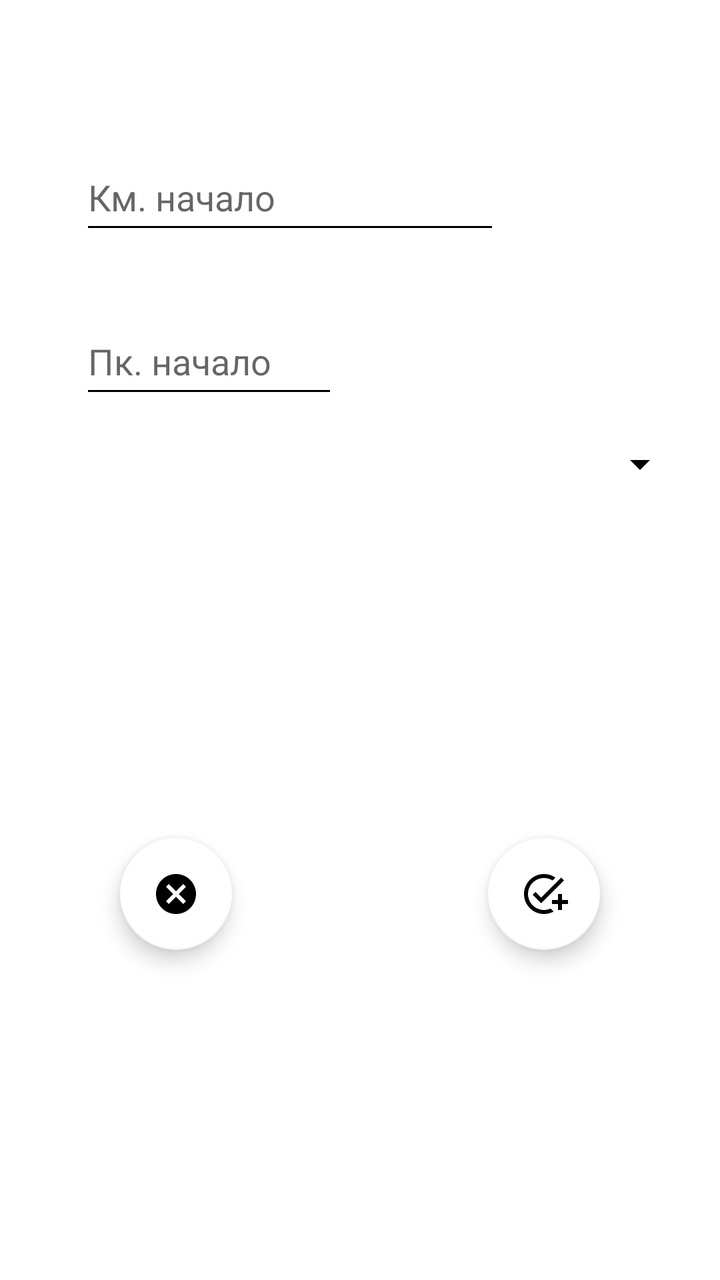
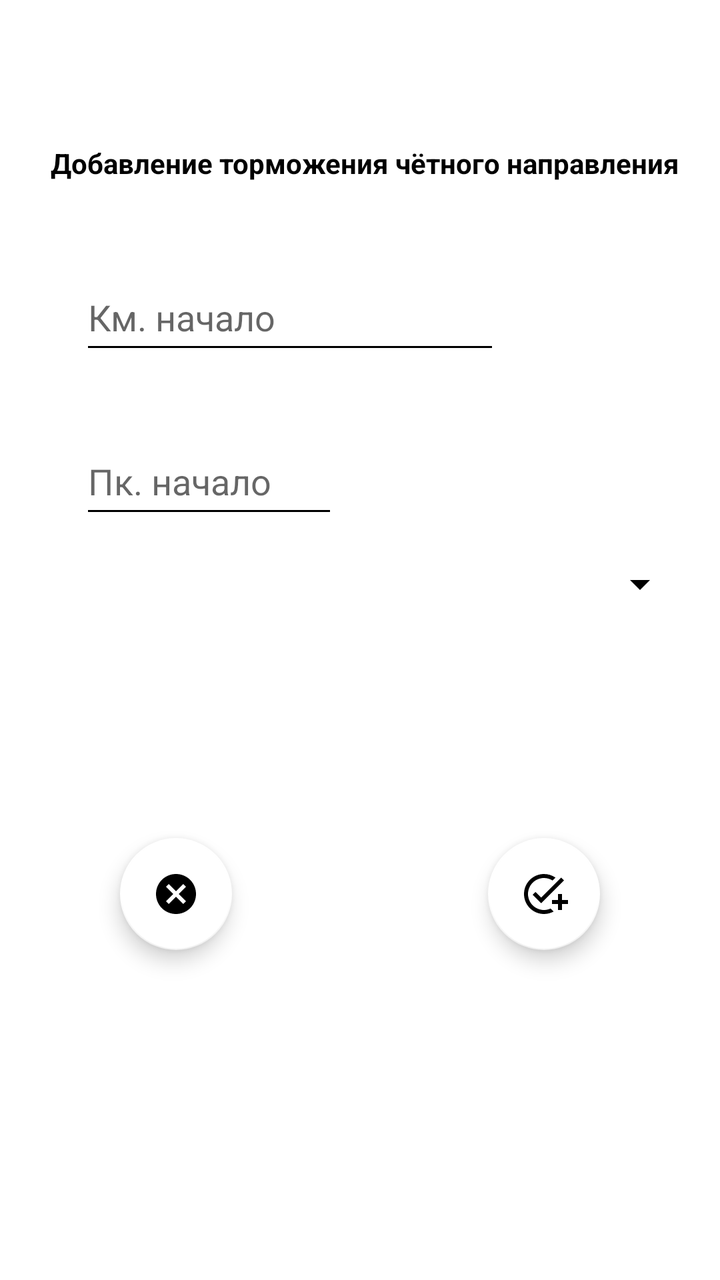

Before-and-after screenshots of an Android layout around one commit, followed by the original layout XML and the change that was made.
<!-- AndroidManifest.xml: application theme Base.Theme.My_Gps_Assistant -->
<!-- res/layout/fragment_add_brake_chet.xml -->
<?xml version="1.0" encoding="utf-8"?>
<androidx.constraintlayout.widget.ConstraintLayout
    xmlns:android="http://schemas.android.com/apk/res/android"
    xmlns:app="http://schemas.android.com/apk/res-auto"
    xmlns:tools="http://schemas.android.com/tools"
    android:layout_width="match_parent"
    android:layout_height="match_parent"
    android:background="#FFFFFF"
    tools:context=".fragments.chet.brake.add.AddBrakeFragmentChet">

    <EditText
        android:id="@+id/ed_start_brake_chet"
        android:layout_width="0dp"
        android:layout_height="50dp"
        android:layout_marginStart="40dp"
        android:layout_marginTop="72dp"
        android:ems="10"
        android:hint="@string/fragment_add_km_start_brake_chet"
        android:backgroundTint="@color/black"
        android:importantForAutofill="no"
        android:inputType="number"
        android:maxLength="4"
        android:textColor="#000000"
        app:layout_constraintStart_toStartOf="parent"
        app:layout_constraintTop_toTopOf="parent"
        tools:ignore="HardcodedText,TextContrastCheck" />

    <EditText
        android:id="@+id/ed_pk_start_brake_chet"
        android:layout_width="129dp"
        android:layout_height="50dp"
        android:layout_marginTop="32dp"
        android:ems="10"
        android:hint="@string/fragment_add_pk_start_brake_chet"
        android:backgroundTint="@color/black"
        android:inputType="number"
        android:maxLength="2"
        android:textColor="#000000"
        app:layout_constraintEnd_toEndOf="@+id/ed_start_brake_chet"
        app:layout_constraintHorizontal_bias="0.0"
        app:layout_constraintStart_toStartOf="@+id/ed_start_brake_chet"
        app:layout_constraintTop_toBottomOf="@+id/ed_start_brake_chet"
        tools:ignore="Autofill,HardcodedText,MissingConstraints,TextContrastCheck" />

    <com.google.android.material.floatingactionbutton.FloatingActionButton
        android:id="@+id/fb_save_brake_chet"
        android:layout_width="wrap_content"
        android:layout_height="wrap_content"
        android:layout_marginEnd="60dp"
        android:layout_marginBottom="165dp"
        android:clickable="true"
        android:src="@drawable/is_save_brake_chet"
        app:backgroundTint="@color/white"
        app:layout_constraintBottom_toBottomOf="parent"
        app:layout_constraintEnd_toEndOf="parent"
        tools:ignore="ContentDescription,KeyboardInaccessibleWidget,SpeakableTextPresentCheck" />

    <com.google.android.material.floatingactionbutton.FloatingActionButton
        android:id="@+id/fb_cancel_brake_chet"
        android:layout_width="wrap_content"
        android:layout_height="wrap_content"
        android:layout_marginStart="60dp"
        android:layout_marginBottom="165dp"
        android:clickable="true"
        android:src="@drawable/is_cancel_brake_chet"
        app:backgroundTint="@color/white"
        app:layout_constraintBottom_toBottomOf="parent"
        app:layout_constraintStart_toStartOf="parent"
        tools:ignore="ContentDescription,KeyboardInaccessibleWidget,SpeakableTextPresentCheck" />

    <EditText
        android:id="@+id/editBrakeChetSwitchAdd"
        android:visibility="gone"
        android:layout_width="wrap_content"
        android:layout_height="wrap_content"
        android:layout_marginTop="50dp"
        android:ems="10"
        android:inputType="number"
        android:maxLength="2"
        android:textColor="#000000"
        app:layout_constraintStart_toStartOf="@+id/ed_pk_start_brake_chet"
        app:layout_constraintTop_toBottomOf="@+id/ed_pk_start_brake_chet"
        tools:ignore="Autofill,HardcodedText,TouchTargetSizeCheck" />

    <Spinner
        android:id="@+id/spinnerAddBrakeChet"
        android:layout_width="match_parent"
        android:layout_height="wrap_content"
        android:layout_margin="16dp"
        android:layout_marginTop="32dp"
        app:layout_constraintEnd_toEndOf="@+id/ed_pk_start_brake_chet"
        app:layout_constraintStart_toStartOf="@+id/ed_pk_start_brake_chet"
        app:layout_constraintTop_toBottomOf="@+id/ed_pk_start_brake_chet"
        tools:ignore="TouchTargetSizeCheck" />


</androidx.constraintlayout.widget.ConstraintLayout>
<!-- resources referenced by this layout -->
<resources>
  <color name="black">#FF000000</color>
  <color name="white">#FFFFFFFF</color>
  <!-- drawable is_cancel_brake_chet (drawable) -->
  <vector xmlns:android="http://schemas.android.com/apk/res/android" android:height="24dp" android:tint="#2748ED" android:viewportHeight="24" android:viewportWidth="24" android:width="24dp">
        
      <path android:fillColor="@android:color/white" android:pathData="M12,2C6.47,2 2,6.47 2,12s4.47,10 10,10 10,-4.47 10,-10S17.53,2 12,2zM17,15.59L15.59,17 12,13.41 8.41,17 7,15.59 10.59,12 7,8.41 8.41,7 12,10.59 15.59,7 17,8.41 13.41,12 17,15.59z"/>
      
  </vector>
  <!-- drawable is_save_brake_chet (drawable) -->
  <vector xmlns:android="http://schemas.android.com/apk/res/android" android:height="24dp" android:tint="#2748ED" android:viewportHeight="24" android:viewportWidth="24" android:width="24dp">
        
      <path android:fillColor="@android:color/white" android:pathData="M22,5.18L10.59,16.6l-4.24,-4.24l1.41,-1.41l2.83,2.83l10,-10L22,5.18zM12,20c-4.41,0 -8,-3.59 -8,-8s3.59,-8 8,-8c1.57,0 3.04,0.46 4.28,1.25l1.45,-1.45C16.1,2.67 14.13,2 12,2C6.48,2 2,6.48 2,12s4.48,10 10,10c1.73,0 3.36,-0.44 4.78,-1.22l-1.5,-1.5C14.28,19.74 13.17,20 12,20zM19,15h-3v2h3v3h2v-3h3v-2h-3v-3h-2V15z"/>
      
  </vector>
  <string name="fragment_add_km_start_brake_chet">Км. начало</string>
  <string name="fragment_add_pk_start_brake_chet">Пк. начало</string>
  <style name="Base.Theme.My_Gps_Assistant" parent="Theme.MaterialComponents.Light.NoActionBar">
          
          <item name="colorPrimary">@color/black</item>
          <item name="colorPrimaryVariant">@color/lavender</item>
          <item name="colorOnPrimary">@color/white</item>
  
          <item name="colorSecondary">@color/teal_200</item>
          <item name="colorSecondaryVariant">@color/teal_700</item>
          <item name="colorOnSecondary">@color/black</item>
  
          <item name="android:statusBarColor">@color/lavender</item>
  
  
          <item name="android:windowFullscreen">true</item>
  
          <item name="android:textColorPrimary">@color/black</item>
          <item name="android:textColorSecondary">@color/black</item>
          <item name="android:textColorTertiary">@color/black</item>
  
  
  
  
  
  
  
      </style>
  <color name="lavender">#8692f7</color>
  <color name="teal_200">#D58DD5</color>
  <color name="teal_700">#00C2EF</color>
</resources>

<!-- the commit's change to res/layout/fragment_add_brake_chet.xml (unified diff, before → after) -->
@@ -13,16 +13,16 @@
         android:layout_width="0dp"
         android:layout_height="50dp"
         android:layout_marginStart="40dp"
-        android:layout_marginTop="72dp"
+        android:layout_marginTop="20dp"
+        android:backgroundTint="@color/black"
         android:ems="10"
         android:hint="@string/fragment_add_km_start_brake_chet"
-        android:backgroundTint="@color/black"
         android:importantForAutofill="no"
         android:inputType="number"
         android:maxLength="4"
         android:textColor="#000000"
         app:layout_constraintStart_toStartOf="parent"
-        app:layout_constraintTop_toTopOf="parent"
+        app:layout_constraintTop_toBottomOf="@+id/textView4"
         tools:ignore="HardcodedText,TextContrastCheck" />
 
     <EditText
@@ -93,5 +93,17 @@
         app:layout_constraintTop_toBottomOf="@+id/ed_pk_start_brake_chet"
         tools:ignore="TouchTargetSizeCheck" />
 
+    <TextView
+        android:id="@+id/textView4"
+        android:layout_width="325dp"
+        android:layout_height="40dp"
+        android:layout_marginStart="20dp"
+        android:layout_marginTop="72dp"
+        android:text="@string/zagolovok_break_chet"
+        android:textAlignment="center"
+        android:textStyle="bold"
+        app:layout_constraintStart_toStartOf="parent"
+        app:layout_constraintTop_toTopOf="parent" />
+
 
 </androidx.constraintlayout.widget.ConstraintLayout>
<!-- resource entries referenced after the edit -->
@@ -16,6 +16,7 @@
   </vector>
   <string name="fragment_add_km_start_brake_chet">Км. начало</string>
   <string name="fragment_add_pk_start_brake_chet">Пк. начало</string>
+  <string name="zagolovok_break_chet">Добавление торможения чётного направления</string>
   <style name="Base.Theme.My_Gps_Assistant" parent="Theme.MaterialComponents.Light.NoActionBar">
           
           <item name="colorPrimary">@color/black</item>
